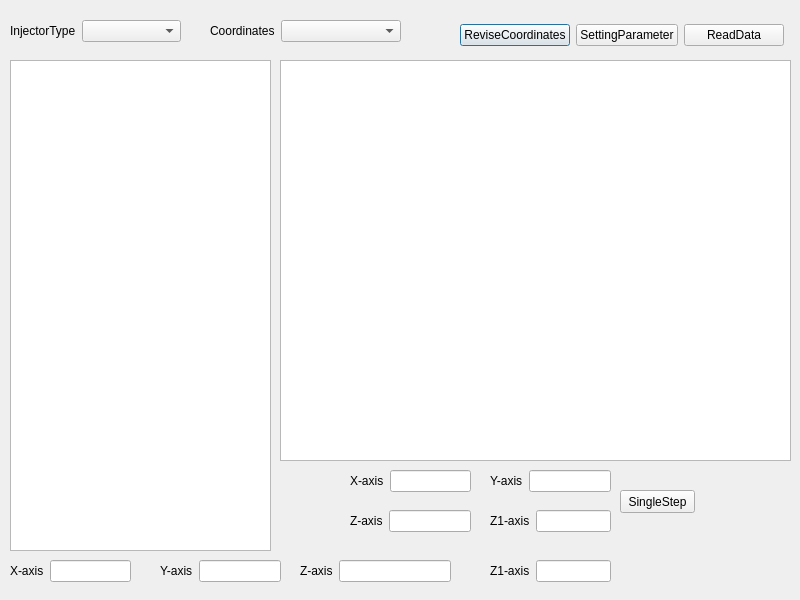
Above: revisedialog.ui from zjw939057120/qt before the change. Below: the same form after it.
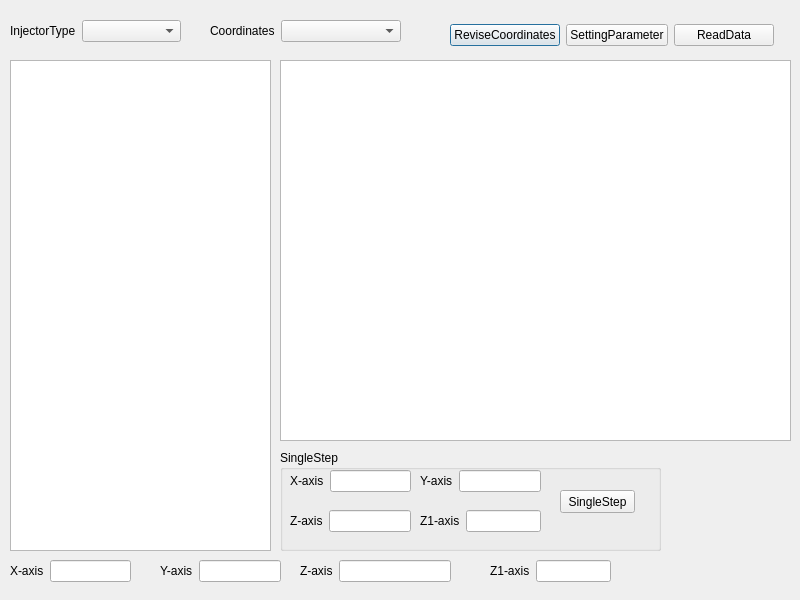
That is the form after the change.

```diff
--- a/revisedialog.ui
+++ b/revisedialog.ui
@@ -60,7 +60,7 @@
   <widget class="QWidget" name="horizontalLayoutWidget">
    <property name="geometry">
     <rect>
-     <x>460</x>
+     <x>450</x>
      <y>20</y>
      <width>324</width>
      <height>31</height>
@@ -106,7 +106,7 @@
      <x>280</x>
      <y>60</y>
      <width>511</width>
-     <height>401</height>
+     <height>381</height>
     </rect>
    </property>
   </widget>
@@ -198,11 +198,45 @@
     </item>
    </layout>
   </widget>
+  <widget class="QGroupBox" name="groupBox_SingleStep">
+   <property name="geometry">
+    <rect>
+     <x>280</x>
+     <y>450</y>
+     <width>381</width>
+     <height>101</height>
+    </rect>
+   </property>
+   <property name="title">
+    <string>SingleStep</string>
+   </property>
+   <widget class="QWidget" name="formLayoutWidget_10">
+    <property name="geometry">
+     <rect>
+      <x>140</x>
+      <y>60</y>
+      <width>121</width>
+      <height>31</height>
+     </rect>
+    </property>
+    <layout class="QFormLayout" name="formLayout_Z1_S">
+     <item row="0" column="1">
+      <widget class="QLineEdit" name="lineEdit_Z1_S"/>
+     </item>
+     <item row="0" column="0">
+      <widget class="QLabel" name="label_Z1_S">
+       <property name="text">
+        <string>Z1-axis</string>
+       </property>
+      </widget>
+     </item>
+    </layout>
+   </widget>
   <widget class="QWidget" name="formLayoutWidget_7">
    <property name="geometry">
     <rect>
-     <x>350</x>
-     <y>470</y>
+      <x>10</x>
+      <y>20</y>
      <width>121</width>
      <height>31</height>
     </rect>
@@ -220,33 +254,24 @@
     </item>
    </layout>
   </widget>
-  <widget class="QWidget" name="formLayoutWidget_8">
+   <widget class="QPushButton" name="pushButton_SingleStep">
    <property name="geometry">
     <rect>
-     <x>490</x>
-     <y>470</y>
-     <width>121</width>
-     <height>31</height>
-    </rect>
-   </property>
-   <layout class="QFormLayout" name="formLayout_Y_S">
-    <item row="0" column="1">
-     <widget class="QLineEdit" name="lineEdit_Y_S"/>
-    </item>
-    <item row="0" column="0">
-     <widget class="QLabel" name="label_Y_S">
+      <x>280</x>
+      <y>40</y>
+      <width>75</width>
+      <height>23</height>
+     </rect>
+    </property>
       <property name="text">
-       <string>Y-axis</string>
-      </property>
-     </widget>
-    </item>
-   </layout>
+     <string>SingleStep</string>
+    </property>
   </widget>
   <widget class="QWidget" name="formLayoutWidget_9">
    <property name="geometry">
     <rect>
-     <x>350</x>
-     <y>510</y>
+      <x>10</x>
+      <y>60</y>
      <width>121</width>
      <height>31</height>
     </rect>
@@ -264,40 +289,28 @@
     </item>
    </layout>
   </widget>
-  <widget class="QWidget" name="formLayoutWidget_10">
+   <widget class="QWidget" name="formLayoutWidget_8">
    <property name="geometry">
     <rect>
-     <x>490</x>
-     <y>510</y>
+      <x>140</x>
+      <y>20</y>
      <width>121</width>
      <height>31</height>
     </rect>
    </property>
-   <layout class="QFormLayout" name="formLayout_Z1_S">
+    <layout class="QFormLayout" name="formLayout_Y_S">
     <item row="0" column="1">
-     <widget class="QLineEdit" name="lineEdit_Z1_S"/>
+      <widget class="QLineEdit" name="lineEdit_Y_S"/>
     </item>
     <item row="0" column="0">
-     <widget class="QLabel" name="label_Z1_S">
+      <widget class="QLabel" name="label_Y_S">
       <property name="text">
-       <string>Z1-axis</string>
+        <string>Y-axis</string>
       </property>
      </widget>
     </item>
    </layout>
   </widget>
-  <widget class="QPushButton" name="pushButton_SingleStep">
-   <property name="geometry">
-    <rect>
-     <x>620</x>
-     <y>490</y>
-     <width>75</width>
-     <height>23</height>
-    </rect>
-   </property>
-   <property name="text">
-    <string>SingleStep</string>
-   </property>
   </widget>
  </widget>
  <resources/>
```
Lines whose indentation alone changed are shown as unchanged.
